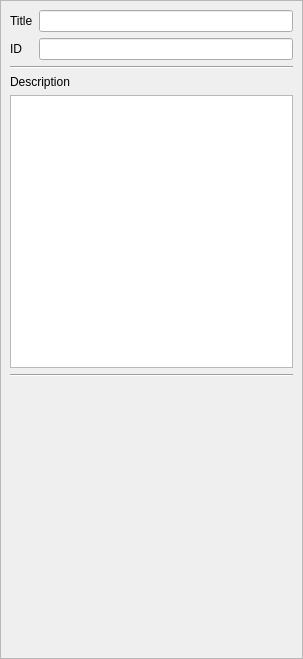
eurolinux-enterprise-linux-sources/scap-workbench, file src/ui/XCCDFItemPropertiesDockWidget.ui: the form before one commit.
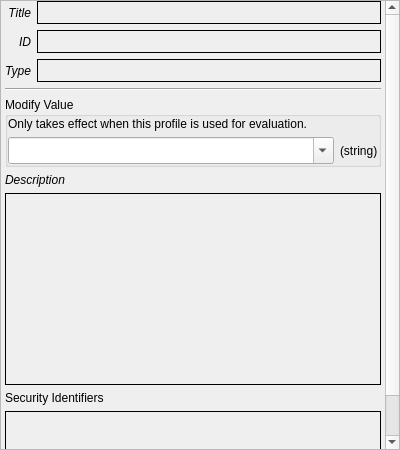
The form after the commit.

Diff of the .ui file:
```diff
--- a/src/ui/XCCDFItemPropertiesDockWidget.ui
+++ b/src/ui/XCCDFItemPropertiesDockWidget.ui
@@ -6,10 +6,16 @@
    <rect>
     <x>0</x>
     <y>0</y>
-    <width>303</width>
-    <height>659</height>
+    <width>400</width>
+    <height>450</height>
    </rect>
   </property>
+  <property name="minimumSize">
+   <size>
+    <width>400</width>
+    <height>104</height>
+   </size>
+  </property>
   <property name="windowTitle">
    <string>Selected Item Properties</string>
   </property>
@@ -27,87 +33,284 @@
        <property name="geometry">
         <rect>
          <x>0</x>
-         <y>0</y>
-         <width>291</width>
-         <height>628</height>
+         <y>-69</y>
+         <width>373</width>
+         <height>488</height>
         </rect>
        </property>
        <layout class="QGridLayout" name="gridLayout_2">
-        <item row="2" column="0" colspan="2">
+        <property name="leftMargin">
+         <number>4</number>
+        </property>
+        <property name="topMargin">
+         <number>0</number>
+        </property>
+        <property name="rightMargin">
+         <number>4</number>
+        </property>
+        <property name="bottomMargin">
+         <number>0</number>
+        </property>
+        <item row="2" column="1">
+         <widget class="QLineEdit" name="typeLineEdit">
+          <property name="font">
+           <font>
+            <pointsize>12</pointsize>
+           </font>
+          </property>
+          <property name="styleSheet">
+           <string notr="true">border: 1px solid #000;
+background: transparent;</string>
+          </property>
+          <property name="readOnly">
+           <bool>true</bool>
+          </property>
+         </widget>
+        </item>
+        <item row="4" column="0" colspan="2">
          <widget class="Line" name="line_2">
           <property name="orientation">
            <enum>Qt::Horizontal</enum>
           </property>
          </widget>
         </item>
-        <item row="1" column="0">
-         <widget class="QLabel" name="idLabel">
+        <item row="10" column="0" colspan="2">
+         <widget class="Line" name="line">
+          <property name="orientation">
+           <enum>Qt::Horizontal</enum>
+          </property>
+         </widget>
+        </item>
+        <item row="2" column="0">
+         <widget class="QLabel" name="label">
+          <property name="font">
+           <font>
+            <italic>true</italic>
+           </font>
+          </property>
+          <property name="styleSheet">
+           <string notr="true"/>
+          </property>
           <property name="text">
-           <string>ID</string>
+           <string>Type</string>
           </property>
-          <property name="buddy">
-           <cstring>idLineEdit</cstring>
+          <property name="alignment">
+           <set>Qt::AlignRight|Qt::AlignTrailing|Qt::AlignVCenter</set>
+          </property>
+          <property name="margin">
+           <number>5</number>
           </property>
          </widget>
         </item>
         <item row="0" column="0">
          <widget class="QLabel" name="titleLabel">
+          <property name="font">
+           <font>
+            <italic>true</italic>
+           </font>
+          </property>
+          <property name="styleSheet">
+           <string notr="true"/>
+          </property>
           <property name="text">
            <string>Title</string>
           </property>
+          <property name="alignment">
+           <set>Qt::AlignRight|Qt::AlignTrailing|Qt::AlignVCenter</set>
+          </property>
+          <property name="margin">
+           <number>5</number>
+          </property>
           <property name="buddy">
            <cstring>titleLineEdit</cstring>
           </property>
          </widget>
         </item>
-        <item row="0" column="1">
-         <widget class="QLineEdit" name="titleLineEdit">
-          <property name="readOnly">
-           <bool>true</bool>
-          </property>
-         </widget>
-        </item>
-        <item row="1" column="1">
-         <widget class="QLineEdit" name="idLineEdit">
-          <property name="readOnly">
-           <bool>true</bool>
-          </property>
-         </widget>
-        </item>
-        <item row="4" column="0" colspan="2">
-         <widget class="QTextEdit" name="descriptionTextEdit">
-          <property name="readOnly">
-           <bool>true</bool>
-          </property>
-         </widget>
-        </item>
         <item row="5" column="0" colspan="2">
-         <widget class="Line" name="line">
-          <property name="orientation">
-           <enum>Qt::Horizontal</enum>
+         <widget class="QGroupBox" name="valueGroupBox">
+          <property name="sizePolicy">
+           <sizepolicy hsizetype="Preferred" vsizetype="Minimum">
+            <horstretch>0</horstretch>
+            <verstretch>0</verstretch>
+           </sizepolicy>
+          </property>
+          <property name="title">
+           <string>Modify Value</string>
+          </property>
+          <property name="flat">
+           <bool>true</bool>
+          </property>
+          <property name="checkable">
+           <bool>false</bool>
+          </property>
+          <layout class="QGridLayout" name="gridLayout">
+           <property name="margin">
+            <number>0</number>
+           </property>
+           <item row="1" column="0">
+            <widget class="QComboBox" name="valueComboBox">
+             <property name="font">
+              <font>
+               <pointsize>12</pointsize>
+              </font>
+             </property>
+             <property name="editable">
+              <bool>true</bool>
+             </property>
+            </widget>
+           </item>
+           <item row="1" column="1">
+            <widget class="QLabel" name="valueTypeLabel">
+             <property name="sizePolicy">
+              <sizepolicy hsizetype="Fixed" vsizetype="Preferred">
+               <horstretch>0</horstretch>
+               <verstretch>0</verstretch>
+              </sizepolicy>
+             </property>
+             <property name="text">
+              <string>(string)</string>
+             </property>
+            </widget>
+           </item>
+           <item row="0" column="0" colspan="2">
+            <widget class="QLabel" name="label_2">
+             <property name="font">
+              <font>
+               <pointsize>9</pointsize>
+              </font>
+             </property>
+             <property name="text">
+              <string>Only takes effect when this profile is used for evaluation.</string>
+             </property>
+             <property name="wordWrap">
+              <bool>true</bool>
+             </property>
+            </widget>
+           </item>
+          </layout>
+         </widget>
+        </item>
+        <item row="1" column="0">
+         <widget class="QLabel" name="idLabel">
+          <property name="font">
+           <font>
+            <italic>true</italic>
+           </font>
+          </property>
+          <property name="styleSheet">
+           <string notr="true"/>
+          </property>
+          <property name="text">
+           <string>ID</string>
+          </property>
+          <property name="alignment">
+           <set>Qt::AlignRight|Qt::AlignTrailing|Qt::AlignVCenter</set>
+          </property>
+          <property name="margin">
+           <number>5</number>
+          </property>
+          <property name="buddy">
+           <cstring>idLineEdit</cstring>
           </property>
          </widget>
         </item>
         <item row="6" column="0" colspan="2">
-         <spacer name="verticalSpacer">
-          <property name="orientation">
-           <enum>Qt::Vertical</enum>
-          </property>
-          <property name="sizeHint" stdset="0">
-           <size>
-            <width>20</width>
-            <height>40</height>
-           </size>
-          </property>
-         </spacer>
-        </item>
-        <item row="3" column="0" colspan="2">
          <widget class="QLabel" name="descriptionLabel">
+          <property name="font">
+           <font>
+            <italic>true</italic>
+           </font>
+          </property>
           <property name="text">
            <string>Description</string>
           </property>
          </widget>
         </item>
+        <item row="1" column="1">
+         <widget class="QLineEdit" name="idLineEdit">
+          <property name="font">
+           <font>
+            <pointsize>12</pointsize>
+           </font>
+          </property>
+          <property name="styleSheet">
+           <string notr="true">border: 1px solid #000;
+background: transparent;</string>
+          </property>
+          <property name="frame">
+           <bool>true</bool>
+          </property>
+          <property name="readOnly">
+           <bool>true</bool>
+          </property>
+         </widget>
+        </item>
+        <item row="7" column="0" colspan="2">
+         <widget class="QTextBrowser" name="descriptionBrowser">
+          <property name="sizePolicy">
+           <sizepolicy hsizetype="Expanding" vsizetype="Expanding">
+            <horstretch>0</horstretch>
+            <verstretch>0</verstretch>
+           </sizepolicy>
+          </property>
+          <property name="styleSheet">
+           <string notr="true">border: 1px solid #000;
+background: transparent;</string>
+          </property>
+         </widget>
+        </item>
+        <item row="0" column="1">
+         <widget class="QLineEdit" name="titleLineEdit">
+          <property name="font">
+           <font>
+            <pointsize>12</pointsize>
+           </font>
+          </property>
+          <property name="styleSheet">
+           <string notr="true">border: 1px solid #000;
+background: transparent;</string>
+          </property>
+          <property name="frame">
+           <bool>true</bool>
+          </property>
+          <property name="readOnly">
+           <bool>true</bool>
+          </property>
+         </widget>
+        </item>
+        <item row="9" column="0" colspan="2">
+         <widget class="QTextBrowser" name="identsBrowser">
+          <property name="sizePolicy">
+           <sizepolicy hsizetype="Expanding" vsizetype="Expanding">
+            <horstretch>0</horstretch>
+            <verstretch>0</verstretch>
+           </sizepolicy>
+          </property>
+          <property name="maximumSize">
+           <size>
+            <width>16777215</width>
+            <height>75</height>
+           </size>
+          </property>
+          <property name="baseSize">
+           <size>
+            <width>0</width>
+            <height>0</height>
+           </size>
+          </property>
+          <property name="styleSheet">
+           <string notr="true">border: 1px solid #000;
+background: transparent;</string>
+          </property>
+         </widget>
+        </item>
+        <item row="8" column="0" colspan="2">
+         <widget class="QLabel" name="identsLabel">
+          <property name="text">
+           <string>Security Identifiers</string>
+          </property>
+         </widget>
+        </item>
        </layout>
       </widget>
      </widget>
```
